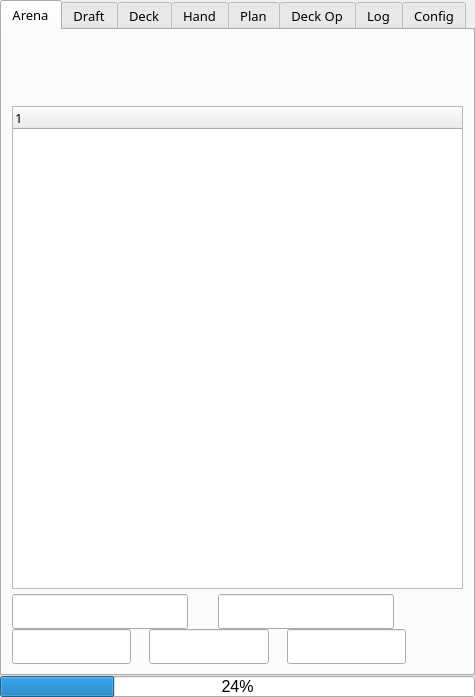
Before: the Qt Designer form mainwindow.ui in supertriodo/Arena-Tracker, drawn with Qt 5.
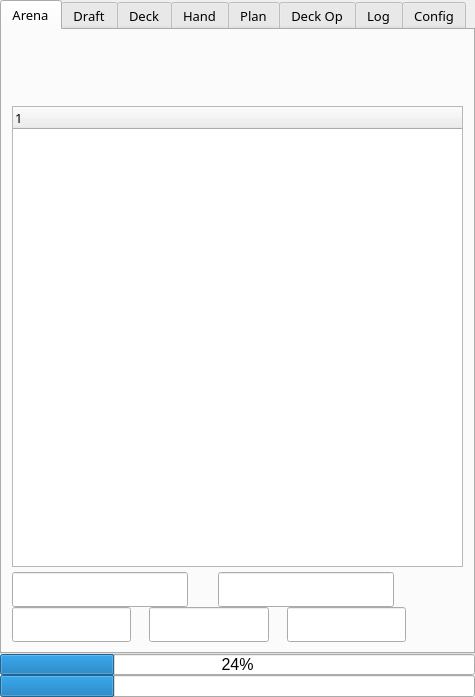
After: the same form once the commit is applied. Icons and pictures are not drawn. Custom widgets are drawn as their Qt base class.

Commit message: Add mini progress bar to track background download of all cards.

```diff
--- a/mainwindow.ui
+++ b/mainwindow.ui
@@ -2215,6 +2215,16 @@
       </property>
      </widget>
     </item>
+    <item>
+     <widget class="QProgressBar" name="progressBarMini">
+      <property name="value">
+       <number>24</number>
+      </property>
+      <property name="textVisible">
+       <bool>false</bool>
+      </property>
+     </widget>
+    </item>
    </layout>
   </widget>
  </widget>
```
The commit also changes 3 other files.
